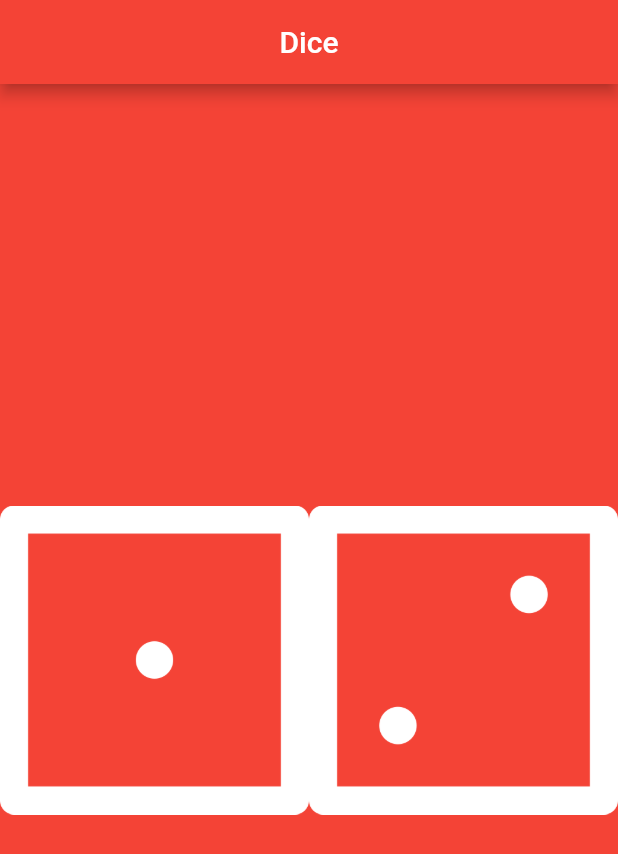
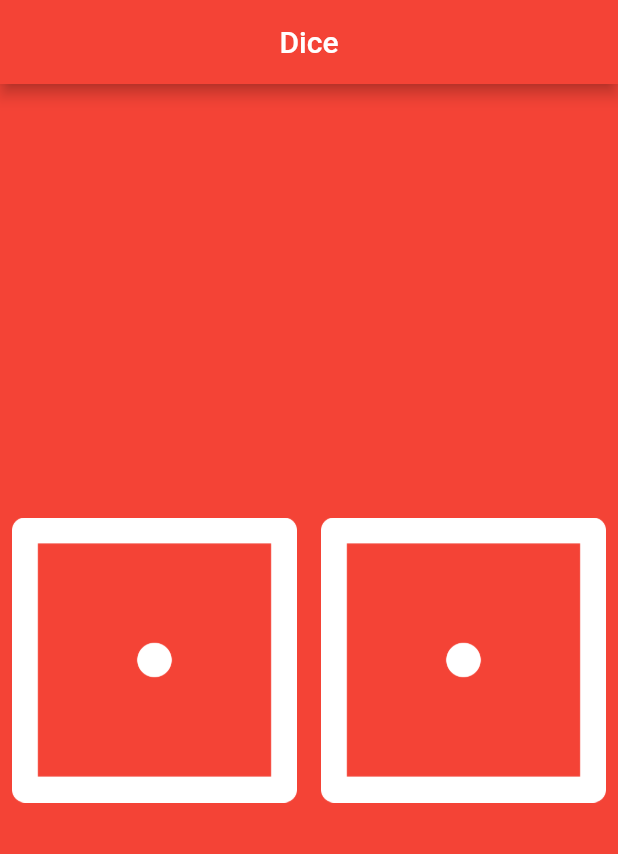
Before and after one commit to Rokia-DSC/dice_app, a Flutter app: the screen it shows after launch, on a phone screen of 412 x 824 dp. Shown: the top 854 px of the screen. Run offline on Flutter 3.47's test engine with Material 2 defaults, Android fonts, the phone set to English and light mode, and no system bars.

```diff
--- a/lib/main.dart
+++ b/lib/main.dart
@@ -1,4 +1,5 @@
 import 'package:flutter/material.dart';
+import 'dart:math';
 
 void main() {
   runApp(
@@ -16,8 +17,23 @@ void main() {
   );
 }
 
-class DicePage extends StatelessWidget {
+class DicePage extends StatefulWidget {
   const DicePage({super.key});
+
+  @override
+  State<DicePage> createState() => _DicePageState();
+}
+
+class _DicePageState extends State<DicePage> {
+  int leftDiceNumber = 1;
+  int rightDiceNumber = 1;
+
+  void diceNumberChange() {
+    setState(() {
+      leftDiceNumber = Random().nextInt(6) + 1;
+      rightDiceNumber = Random().nextInt(6) + 1;
+    });
+  }
 
   @override
   Widget build(BuildContext context) {
@@ -25,10 +41,20 @@ class DicePage extends StatelessWidget {
       child: Row(
         children: [
           Expanded(
-            child: Image.asset('images/dice1.png'),
+            child: TextButton(
+              onPressed: () {
+                diceNumberChange();
+              },
+              child: Image.asset('images/dice$leftDiceNumber.png'),
+            ),
           ),
           Expanded(
-            child: Image.asset('images/dice2.png'),
+            child: TextButton(
+              onPressed: () {
+                diceNumberChange();
+              },
+              child: Image.asset('images/dice$rightDiceNumber.png'),
+            ),
           ),
         ],
       ),
```
